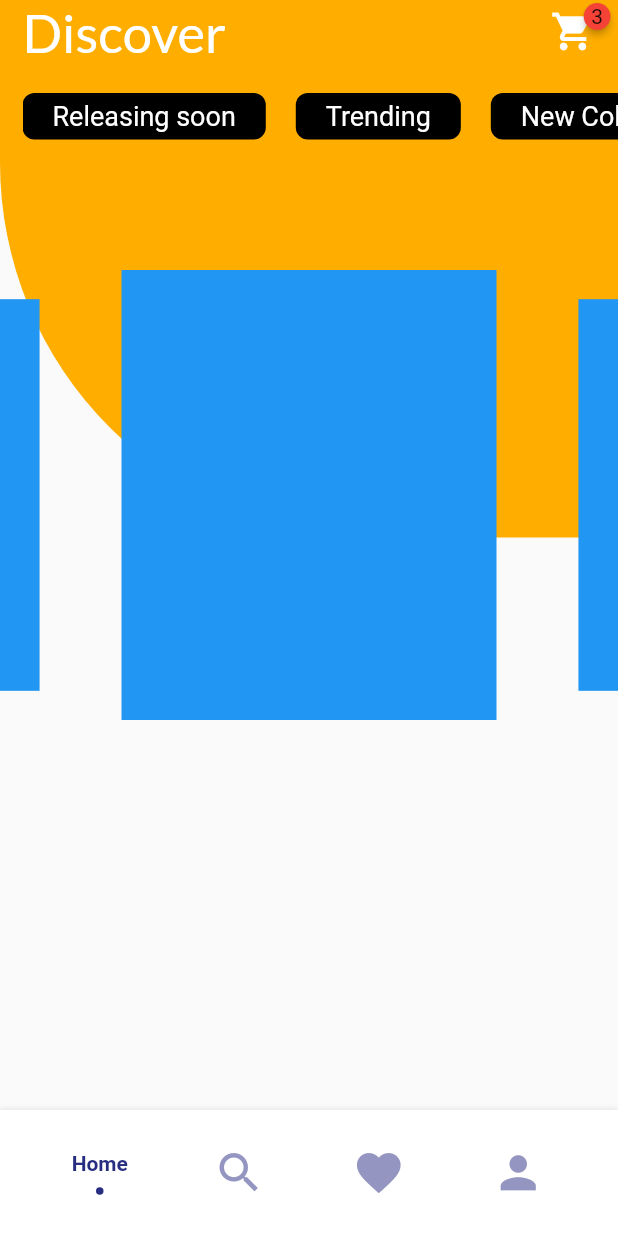
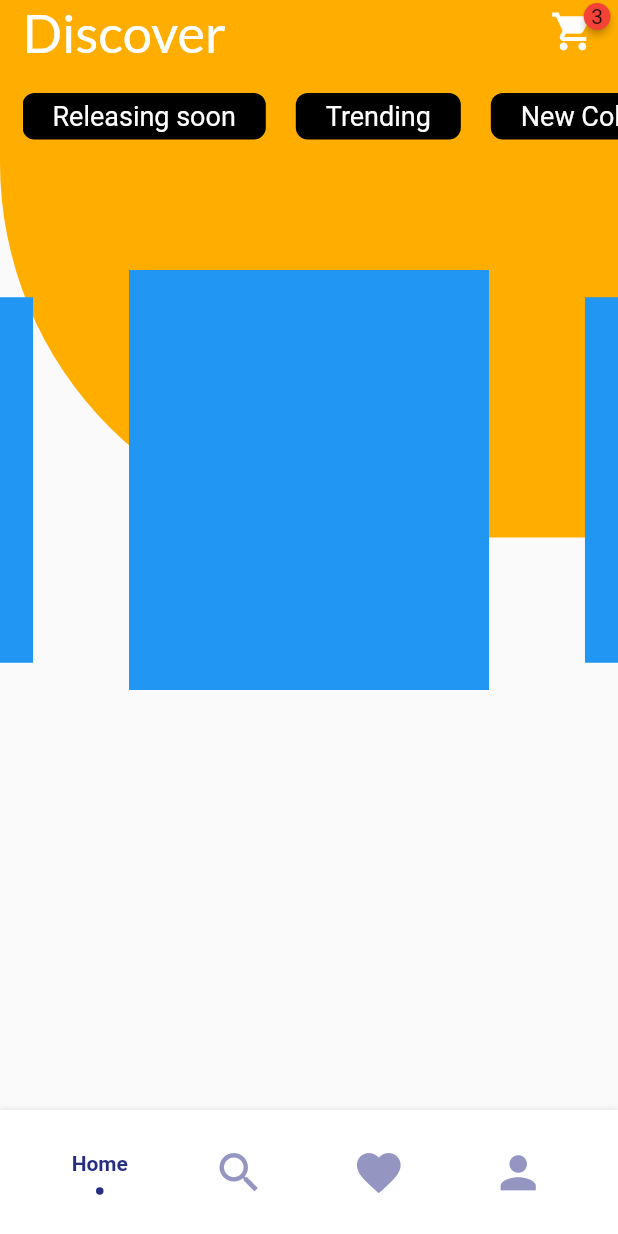
Before and after one commit to luonverak/Demo2-Flutter-6-7-, a Flutter app: the screen it shows after launch, on a phone screen of 412 x 824 dp. Run offline on Flutter 3.47's test engine with Material 2 defaults, Android fonts, the phone set to English and light mode, and no system bars; drawn by our look-alikes of badges, carousel_slider, flashy_tab_bar2.

Commit message:
code commit

```diff
--- a/lib/view/home_screen.dart
+++ b/lib/view/home_screen.dart
@@ -73,12 +73,12 @@ class HomeScreen extends StatelessWidget {
                   child: CarouselSlider(
                     items: [
                       Container(
-                        width: 250,
+                        width: 240,
                         color: Colors.blue,
                       )
                     ],
                     options: CarouselOptions(
-                      height: 300,
+                      height: 280,
                       viewportFraction: 0.7,
                       enableInfiniteScroll: true,
                       autoPlay: true,
```
